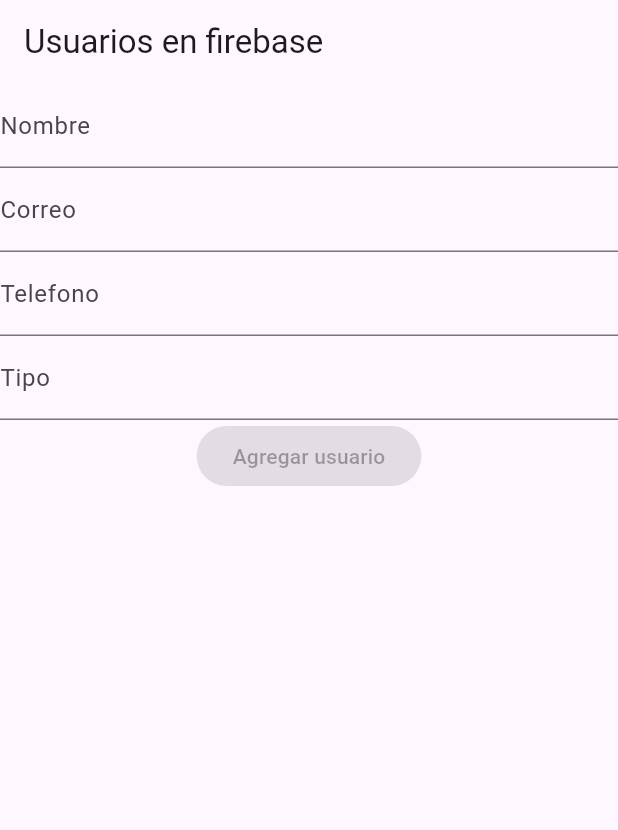
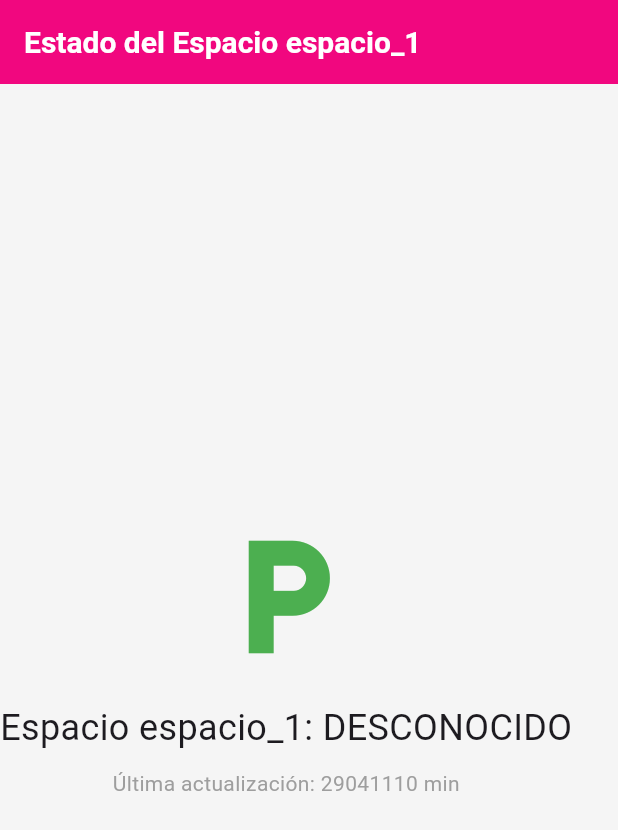
Before and after one commit to CiclosX/AutoPark_AppMovil, a Flutter app: the screen it shows after launch, on a phone screen of 412 x 824 dp. Shown: the top 830 px of the screen. Run offline on Flutter 3.47's test engine with Material 3 defaults, Android fonts, the light colour scheme and no system bars; our stand-ins replace cloud_firestore, firebase_core, firebase_database; accounts and stored records are empty.

Commit message:
Recuperacion de datos firebase

```diff
--- /dev/null
+++ b/devtools_options.yaml
@@ -0,0 +1,3 @@
+description: This file stores settings for Dart & Flutter DevTools.
+documentation: https://docs.flutter.dev/tools/devtools/extensions#configure-extension-enablement-states
+extensions:
--- a/lib/main.dart
+++ b/lib/main.dart
@@ -1,11 +1,14 @@
-import 'package:autopark_appmovil/screens/users_screen.dart';
+import 'package:autopark_appmovil/screens/parking_screen.dart';
+import 'package:autopark_appmovil/services/realtime_db_services.dart'; // Asegúrate de importar RealtimeDbService
+import 'package:autopark_appmovil/widgets/theme.dart';
 import 'package:firebase_core/firebase_core.dart';
 import 'package:flutter/material.dart';
+import 'package:provider/provider.dart';
 
-void main() async{
+void main() async {
   WidgetsFlutterBinding.ensureInitialized();
   await Firebase.initializeApp();
-  runApp(const MainApp());
+  runApp( MainApp());
 }
 
 class MainApp extends StatelessWidget {
@@ -13,10 +16,19 @@
 
   @override
   Widget build(BuildContext context) {
-    return const MaterialApp(
-      debugShowCheckedModeBanner: false,
-      title: 'Firebase CRUD',
-      home: UsersScreen(),
+    return MultiProvider(
+      providers: [
+        // Proveer RealtimeDbService a toda la aplicación
+        Provider<RealtimeDbService>(
+          create: (_) => RealtimeDbService(),
+        ),
+      ],
+      child: MaterialApp(
+        debugShowCheckedModeBanner: false,
+        title: 'Firebase CRUD',
+        theme: customTheme,
+        home: const ParkingScreen(espacioId: 'espacio_1'),  // Puedes poner un valor real para `espacioId` aquí
+      ),
     );
   }
 }
--- /dev/null
+++ b/lib/screens/parking_screen.dart
@@ -0,0 +1,61 @@
+import 'package:autopark_appmovil/services/realtime_db_services.dart';
+import 'package:flutter/material.dart';
+import 'package:provider/provider.dart';
+
+
+class ParkingScreen extends StatelessWidget {
+  final String espacioId;
+
+  const ParkingScreen({super.key, required this.espacioId});
+
+  @override
+  Widget build(BuildContext context) {
+    final realtimeDbService = Provider.of<RealtimeDbService>(context);
+
+    return Scaffold(
+      appBar: AppBar(
+        title: Text('Estado del Espacio $espacioId'),
+      ),
+      body: StreamBuilder<Map<String, dynamic>>(
+        stream: realtimeDbService.getEstadoEspacio(espacioId),
+        builder: (context, snapshot) {
+          if (snapshot.connectionState == ConnectionState.waiting) {
+            return const Center(child: CircularProgressIndicator());
+          }
+
+          if (snapshot.hasError) {
+            return Center(child: Text('Error: ${snapshot.error}'));
+          }
+
+          if (!snapshot.hasData || snapshot.data!.isEmpty) {
+            return const Center(child: Text('No hay datos disponibles'));
+          }
+
+          final estado = snapshot.data!['estado'];
+          final timestamp = snapshot.data!['timestamp'];
+
+          return Column(
+            mainAxisAlignment: MainAxisAlignment.center,
+            children: [
+              Icon(
+                Icons.local_parking,
+                color: estado == 'ocupado' ? Colors.red : Colors.green,
+                size: 100,
+              ),
+              const SizedBox(height: 20),
+              Text(
+                'Espacio $espacioId: ${estado.toUpperCase()}',
+                style: const TextStyle(fontSize: 24),
+              ),
+              const SizedBox(height: 10),
+              Text(
+                'Última actualización: ${DateTime.now().difference(DateTime.fromMillisecondsSinceEpoch(timestamp)).inMinutes} min',
+                style: const TextStyle(color: Colors.grey),
+              ),
+            ],
+          );
+        },
+      ),
+    );
+  }
+}
--- /dev/null
+++ b/lib/services/realtime_db_services.dart
@@ -0,0 +1,31 @@
+import 'package:firebase_core/firebase_core.dart';
+import 'package:firebase_database/firebase_database.dart';
+
+class RealtimeDbService {
+  final DatabaseReference _dbRef = FirebaseDatabase.instanceFor(
+    app: Firebase.app(),
+    databaseURL: 'https://autopark-2a8b9-default-rtdb.firebaseio.com',
+  ).ref("estacionamiento");
+
+  Stream<Map<String, dynamic>> getEstadoEspacio(String espacioId) {
+    return _dbRef.child(espacioId).onValue.map((event) {
+      final data = event.snapshot.value;
+
+      if (data == null) {
+        print("⚠️ No se encontraron datos en Firebase.");
+        return {'estado': 'desconocido', 'timestamp': 0};
+      }
+
+      if (data is Map<dynamic, dynamic>) {
+        print("✅ Datos recibidos: $data");
+        return {
+          'estado': data['estado'] ?? 'desconocido',
+          'timestamp': data['timestamp'] ?? 0,
+        };
+      } else {
+        print("⚠️ Formato inesperado: $data");
+        return {'estado': 'desconocido', 'timestamp': 0};
+      }
+    });
+  }
+}
--- /dev/null
+++ b/lib/widgets/theme.dart
@@ -0,0 +1,74 @@
+import 'package:flutter/material.dart';
+
+// Definimos el nuevo color azul
+const Color customBlue = Color(0xFFFF007B); // RGB: 255, 0, 123, 255
+
+// Aquí se define el tema para la aplicación.
+final ThemeData customTheme = ThemeData(
+  primarySwatch: Colors.blue,
+  visualDensity: VisualDensity.adaptivePlatformDensity,
+  inputDecorationTheme: InputDecorationTheme(
+    filled: true,
+    fillColor: Colors.grey[200], // Color de fondo para los campos de texto
+    labelStyle: const TextStyle(
+      color: Colors.blueGrey, // Color del texto de la etiqueta
+    ),
+    border: OutlineInputBorder(
+      borderRadius: BorderRadius.circular(10.0),
+      borderSide: const BorderSide(color: customBlue, width: 1), // Cambio al nuevo azul
+    ),
+    enabledBorder: OutlineInputBorder(
+      borderRadius: BorderRadius.circular(10.0),
+      borderSide: const BorderSide(color: customBlue, width: 1), // Cambio al nuevo azul
+    ),
+    focusedBorder: OutlineInputBorder(
+      borderRadius: BorderRadius.circular(10.0),
+      borderSide: const BorderSide(color: customBlue, width: 2), // Cambio al nuevo azul
+    ),
+  ),
+  textButtonTheme: TextButtonThemeData(
+    style: TextButton.styleFrom(
+      foregroundColor: customBlue,
+      backgroundColor: customBlue.shade100, // Color de fondo del botón
+      shape: RoundedRectangleBorder(
+        borderRadius: BorderRadius.circular(10.0), // Bordes redondeados
+      ),
+    ),
+  ),
+  elevatedButtonTheme: ElevatedButtonThemeData(
+    style: ElevatedButton.styleFrom(
+      foregroundColor: Colors.white,
+      backgroundColor: customBlue, // Color del fondo del botón
+      padding: const EdgeInsets.symmetric(vertical: 12.0, horizontal: 24.0),
+      shape: RoundedRectangleBorder(
+        borderRadius: BorderRadius.circular(10.0),
+      ),
+    ),
+  ),
+  appBarTheme: const AppBarTheme(
+    color: customBlue, // Color de la barra de navegación superior
+    elevation: 4.0, // Sombra de la AppBar
+    titleTextStyle: TextStyle(
+      color: Colors.white, // Color del texto en la AppBar
+      fontWeight: FontWeight.bold,
+      fontSize: 20.0,
+    ),
+  ),
+  listTileTheme: ListTileThemeData(
+    contentPadding: const EdgeInsets.symmetric(horizontal: 16.0, vertical: 8.0),
+    tileColor: Colors.white,
+    shape: RoundedRectangleBorder(
+      borderRadius: BorderRadius.circular(10.0), // Bordes redondeados
+    ),
+  ),
+  iconButtonTheme: IconButtonThemeData(
+    style: IconButton.styleFrom(
+      foregroundColor: Colors.red, // Color del icono de eliminar
+    ),
+  ),
+  scaffoldBackgroundColor: Colors.grey[100], // Color de fondo general
+);
+
+extension on Color {
+  get shade100 => null;
+}
--- a/pubspec.yaml
+++ b/pubspec.yaml
@@ -12,6 +12,8 @@
   firebase_core: ^3.12.1
   cloud_firestore: ^5.6.5
   firebase_auth: ^5.5.1
+  provider: ^6.0.0
+  firebase_database : ^11.3.4
 
 dev_dependencies:
   flutter_test:
```
Also changed, not shown: lib/screens/login_screen.dart (added, +84 -0 lines), pubspec.lock.
